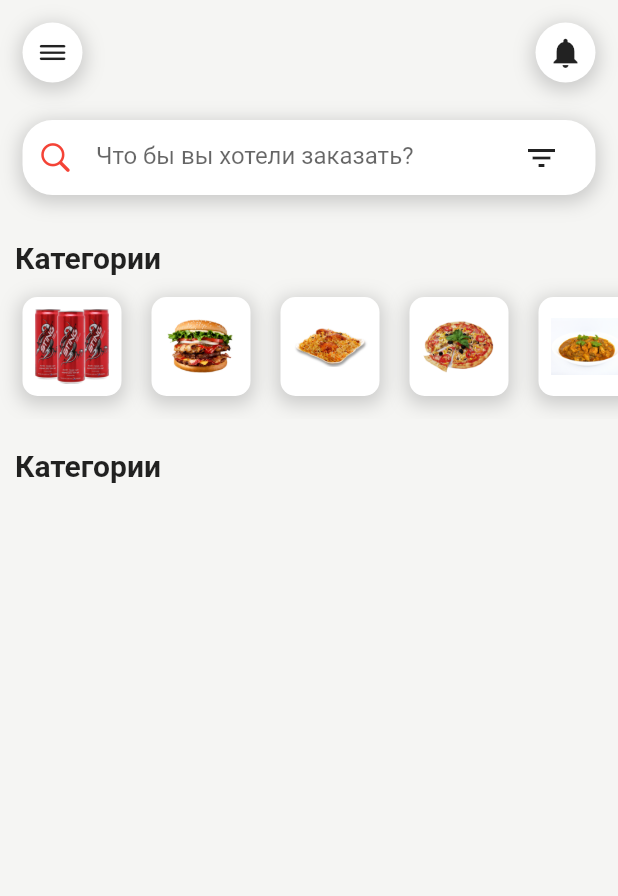
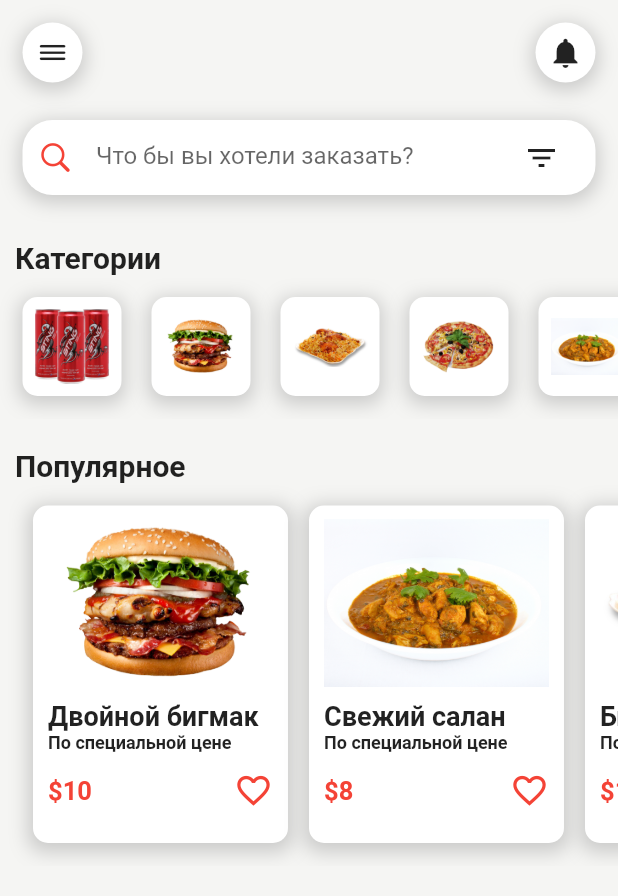
Before and after one commit to closethereport/FoodDeliveryUI, a Flutter app: the screen it shows after launch, on a phone screen of 412 x 824 dp. Shown: the top 896 px of the screen. Run offline on Flutter 3.47's test engine with Material 2 defaults, Android fonts, the phone set to English and light mode, and no system bars.

Commit message:
Creating PopularItemsWidget

```diff
--- /dev/null
+++ b/lib/Widgets/PopularItemsWidget.dart
@@ -0,0 +1,322 @@
+import 'package:flutter/material.dart';
+
+class PopularItemsWidget extends StatelessWidget {
+  @override
+  Widget build(BuildContext context) {
+    return SingleChildScrollView(
+      scrollDirection: Axis.horizontal,
+      child: Padding(
+        padding: EdgeInsets.symmetric(vertical: 15, horizontal: 15),
+        child: Row(
+          children: [
+            //for (int i = 0; i < 10; i++)
+            Padding(
+              padding: EdgeInsets.symmetric(horizontal: 7),
+              child: Container(
+                width: 170,
+                height: 225,
+                decoration: BoxDecoration(
+                    color: Colors.white,
+                    borderRadius: BorderRadius.circular(10),
+                    boxShadow: [
+                      BoxShadow(
+                        color: Colors.grey.withOpacity(0.5),
+                        spreadRadius: 3,
+                        blurRadius: 10,
+                        offset: Offset(0, 3),
+                      ),
+                    ]),
+                child: Padding(
+                  padding: EdgeInsets.symmetric(horizontal: 10),
+                  child: Column(
+                    crossAxisAlignment: CrossAxisAlignment.start,
+                    children: [
+                      Container(
+                        alignment: Alignment.center,
+                        child: Image.asset('images/burger.png'),
+                        height: 130,
+                      ),
+                      Text(
+                        "Двойной бигмак",
+                        style: TextStyle(
+                            fontSize: 18, fontWeight: FontWeight.bold),
+                      ),
+                      Text(
+                        "По специальной цене",
+                        style: TextStyle(
+                            fontSize: 12, fontWeight: FontWeight.bold),
+                      ),
+                      SizedBox(height: 12),
+                      Row(
+                        mainAxisAlignment: MainAxisAlignment.spaceBetween,
+                        children: [
+                          Text(
+                            "\$10",
+                            style: TextStyle(
+                              fontSize: 17,
+                              color: Colors.red,
+                              fontWeight: FontWeight.bold,
+                            ),
+                          ),
+                          Icon(
+                            Icons.favorite_border,
+                            color: Colors.red,
+                            size: 26,
+                          ),
+                        ],
+                      ),
+                    ],
+                  ),
+                ),
+              ),
+            ),
+
+            Padding(
+              padding: EdgeInsets.symmetric(horizontal: 7),
+              child: Container(
+                width: 170,
+                height: 225,
+                decoration: BoxDecoration(
+                    color: Colors.white,
+                    borderRadius: BorderRadius.circular(10),
+                    boxShadow: [
+                      BoxShadow(
+                        color: Colors.grey.withOpacity(0.5),
+                        spreadRadius: 3,
+                        blurRadius: 10,
+                        offset: Offset(0, 3),
+                      ),
+                    ]),
+                child: Padding(
+                  padding: EdgeInsets.symmetric(horizontal: 10),
+                  child: Column(
+                    crossAxisAlignment: CrossAxisAlignment.start,
+                    children: [
+                      Container(
+                        alignment: Alignment.center,
+                        child: Image.asset('images/salan.png'),
+                        height: 130,
+                      ),
+                      Text(
+                        "Свежий салан",
+                        style: TextStyle(
+                            fontSize: 18, fontWeight: FontWeight.bold),
+                      ),
+                      Text(
+                        "По специальной цене",
+                        style: TextStyle(
+                            fontSize: 12, fontWeight: FontWeight.bold),
+                      ),
+                      SizedBox(height: 12),
+                      Row(
+                        mainAxisAlignment: MainAxisAlignment.spaceBetween,
+                        children: [
+                          Text(
+                            "\$8",
+                            style: TextStyle(
+                              fontSize: 17,
+                              color: Colors.red,
+                              fontWeight: FontWeight.bold,
+                            ),
+                          ),
+                          Icon(
+                            Icons.favorite_border,
+                            color: Colors.red,
+                            size: 26,
+                          ),
+                        ],
+                      ),
+                    ],
+                  ),
+                ),
+              ),
+            ),
+
+            Padding(
+              padding: EdgeInsets.symmetric(horizontal: 7),
+              child: Container(
+                width: 170,
+                height: 225,
+                decoration: BoxDecoration(
+                    color: Colors.white,
+                    borderRadius: BorderRadius.circular(10),
+                    boxShadow: [
+                      BoxShadow(
+                        color: Colors.grey.withOpacity(0.5),
+                        spreadRadius: 3,
+                        blurRadius: 10,
+                        offset: Offset(0, 3),
+                      ),
+                    ]),
+                child: Padding(
+                  padding: EdgeInsets.symmetric(horizontal: 10),
+                  child: Column(
+                    crossAxisAlignment: CrossAxisAlignment.start,
+                    children: [
+                      Container(
+                        alignment: Alignment.center,
+                        child: Image.asset('images/biryani.png'),
+                        height: 130,
+                      ),
+                      Text(
+                        "Бирьяни",
+                        style: TextStyle(
+                            fontSize: 18, fontWeight: FontWeight.bold),
+                      ),
+                      Text(
+                        "По специальной цене",
+                        style: TextStyle(
+                            fontSize: 12, fontWeight: FontWeight.bold),
+                      ),
+                      SizedBox(height: 12),
+                      Row(
+                        mainAxisAlignment: MainAxisAlignment.spaceBetween,
+                        children: [
+                          Text(
+                            "\$15",
+                            style: TextStyle(
+                              fontSize: 17,
+                              color: Colors.red,
+                              fontWeight: FontWeight.bold,
+                            ),
+                          ),
+                          Icon(
+                            Icons.favorite_border,
+                            color: Colors.red,
+                            size: 26,
+                          ),
+                        ],
+                      ),
+                    ],
+                  ),
+                ),
+              ),
+            ),
+
+            Padding(
+              padding: EdgeInsets.symmetric(horizontal: 7),
+              child: Container(
+                width: 170,
+                height: 225,
+                decoration: BoxDecoration(
+                    color: Colors.white,
+                    borderRadius: BorderRadius.circular(10),
+                    boxShadow: [
+                      BoxShadow(
+                        color: Colors.grey.withOpacity(0.5),
+                        spreadRadius: 3,
+                        blurRadius: 10,
+                        offset: Offset(0, 3),
+                      ),
+                    ]),
+                child: Padding(
+                  padding: EdgeInsets.symmetric(horizontal: 10),
+                  child: Column(
+                    crossAxisAlignment: CrossAxisAlignment.start,
+                    children: [
+                      Container(
+                        alignment: Alignment.center,
+                        child: Image.asset('images/drink.png'),
+                        height: 130,
+                      ),
+                      Text(
+                        "Кола",
+                        style: TextStyle(
+                            fontSize: 18, fontWeight: FontWeight.bold),
+                      ),
+                      Text(
+                        "По специальной цене",
+                        style: TextStyle(
+                            fontSize: 12, fontWeight: FontWeight.bold),
+                      ),
+                      SizedBox(height: 12),
+                      Row(
+                        mainAxisAlignment: MainAxisAlignment.spaceBetween,
+                        children: [
+                          Text(
+                            "\$5",
+                            style: TextStyle(
+                              fontSize: 17,
+                              color: Colors.red,
+                              fontWeight: FontWeight.bold,
+                            ),
+                          ),
+                          Icon(
+                            Icons.favorite_border,
+                            color: Colors.red,
+                            size: 26,
+                          ),
+                        ],
+                      ),
+                    ],
+                  ),
+                ),
+              ),
+            ),
+
+            Padding(
+              padding: EdgeInsets.symmetric(horizontal: 7),
+              child: Container(
+                width: 170,
+                height: 225,
+                decoration: BoxDecoration(
+                    color: Colors.white,
+                    borderRadius: BorderRadius.circular(10),
+                    boxShadow: [
+                      BoxShadow(
+                        color: Colors.grey.withOpacity(0.5),
+                        spreadRadius: 3,
+                        blurRadius: 10,
+                        offset: Offset(0, 3),
+                      ),
+                    ]),
+                child: Padding(
+                  padding: EdgeInsets.symmetric(horizontal: 10),
+                  child: Column(
+                    crossAxisAlignment: CrossAxisAlignment.start,
+                    children: [
+                      Container(
+                        alignment: Alignment.center,
+                        child: Image.asset('images/pizza.png'),
+                        height: 130,
+                      ),
+                      Text(
+                        "Пицца",
+                        style: TextStyle(
+                            fontSize: 18, fontWeight: FontWeight.bold),
+                      ),
+                      Text(
+                        "По специальной цене",
+                        style: TextStyle(
+                            fontSize: 12, fontWeight: FontWeight.bold),
+                      ),
+                      SizedBox(height: 12),
+                      Row(
+                        mainAxisAlignment: MainAxisAlignment.spaceBetween,
+                        children: [
+                          Text(
+                            "\$20",
+                            style: TextStyle(
+                              fontSize: 17,
+                              color: Colors.red,
+                              fontWeight: FontWeight.bold,
+                            ),
+                          ),
+                          Icon(
+                            Icons.favorite_border,
+                            color: Colors.red,
+                            size: 26,
+                          ),
+                        ],
+                      ),
+                    ],
+                  ),
+                ),
+              ),
+            ),
+          ],
+        ),
+      ),
+    );
+  }
+}
--- a/lib/pages/HomePage.dart
+++ b/lib/pages/HomePage.dart
@@ -3,6 +3,7 @@ import 'package:flutter/material.dart';
 
 import '../Widgets/AppBarWidget.dart';
 import '../Widgets/CategoriesWidget.dart';
+import '../Widgets/PopularItemsWidget.dart';
 
 class HomePage extends StatelessWidget {
   @override
@@ -67,13 +68,14 @@ class HomePage extends StatelessWidget {
           Padding(
             padding: EdgeInsets.only(top: 20, left: 10),
             child: Text(
-              "Категории",
+              "Популярное",
               style: TextStyle(
                 fontWeight: FontWeight.bold,
                 fontSize: 20,
               ),
             ),
           ),
+          PopularItemsWidget(),
         ],
       ),
     );
```
